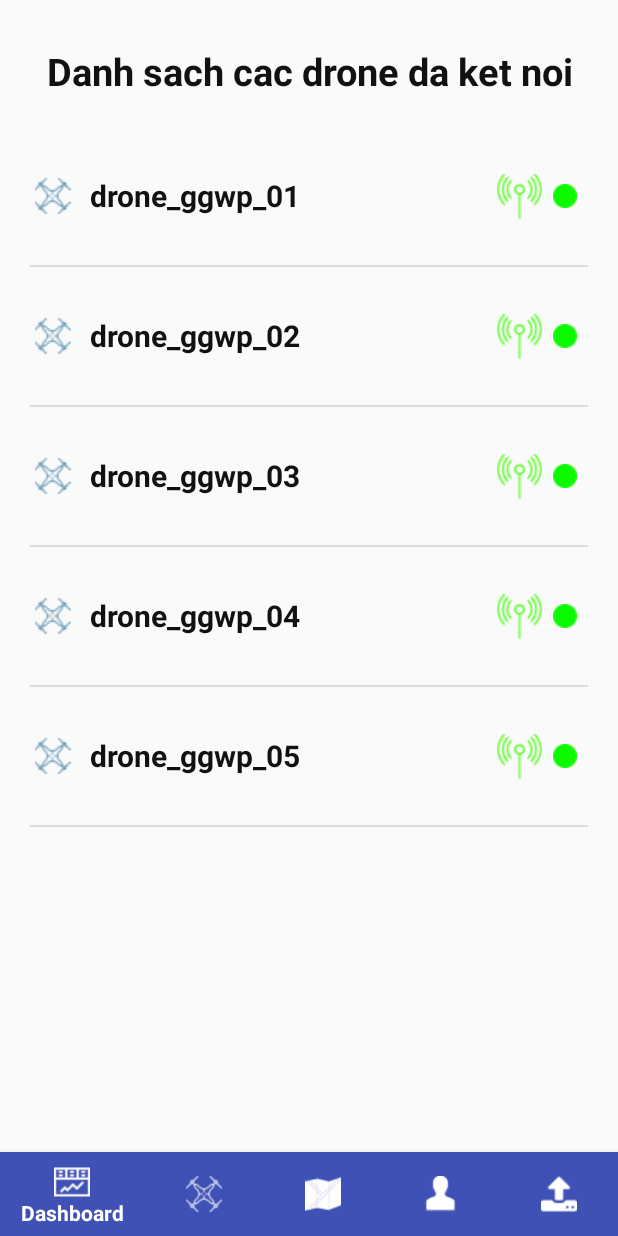
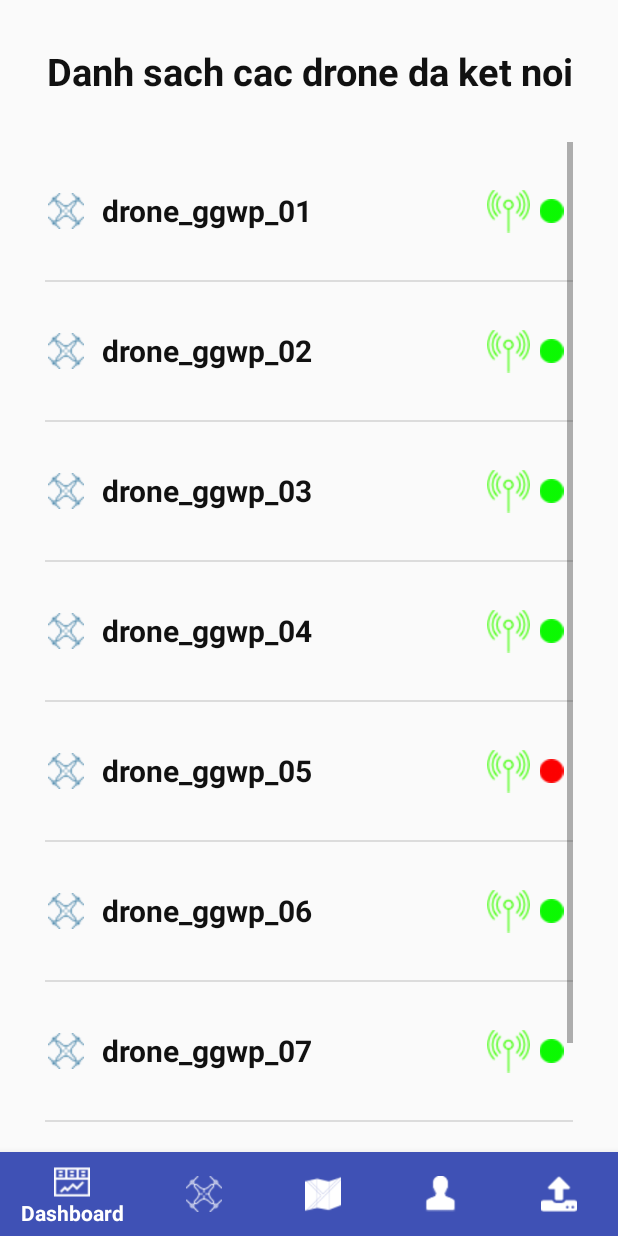
Before and after one commit to xatalakula/drone, an Android app: the fragment SuperviseFrag placed in its activity, on a phone screen of 412 x 824 dp. Run offline under Robolectric (Android 15) with nearby library versions, the phone set to English and light mode, and no system bars.

Commit message:
tao 2 tab thong tin drone va hoat dong trong chi tiet drone

```diff
--- a/app/src/main/java/com/example/noname/ttnm12/CustomListAdapter.java
+++ b/app/src/main/java/com/example/noname/ttnm12/CustomListAdapter.java
@@ -5,30 +5,31 @@ import android.view.LayoutInflater;
 import android.view.View;
 import android.view.ViewGroup;
 import android.widget.BaseAdapter;
+import android.widget.ImageView;
 import android.widget.TextView;
 
 import java.util.List;
 
 public class CustomListAdapter extends BaseAdapter{
 
-    private List<String> listId;
+    private List<State> listDrone;
     private LayoutInflater layoutInflater;
     private Context context;
 
-    public CustomListAdapter(List<String> listId, Context context) {
-        this.listId = listId;
+    public CustomListAdapter(List<State> listDrone, Context context) {
+        this.listDrone = listDrone;
         this.context = context;
         layoutInflater = LayoutInflater.from(context);
     }
 
     @Override
     public int getCount() {
-        return listId.size();
+        return listDrone.size();
     }
 
     @Override
     public Object getItem(int position) {
-        return listId.get(position);
+        return listDrone.get(position);
     }
 
     @Override
@@ -43,18 +44,20 @@ public class CustomListAdapter extends BaseAdapter{
             convertView = layoutInflater.inflate(R.layout.custom_list_layout, null);
             holder = new ViewHolder();
             holder.textViewId = (TextView) convertView.findViewById(R.id.drone_id);
+            holder.imageViewState = (ImageView) convertView.findViewById(R.id.drone_state);
             convertView.setTag(holder);
         } else {
             holder = (ViewHolder) convertView.getTag();
         }
 
-        String id = this.listId.get(position);
+        String id = this.listDrone.get(position).getDrone_Id();
         holder.textViewId.setText(id);
-
-        return convertView;
+        holder.imageViewState.setImageResource(listDrone.get(position).getState());
+            return convertView;
     }
 
     class ViewHolder {
         TextView textViewId;
+        ImageView imageViewState;
     }
 }
--- a/app/src/main/java/com/example/noname/ttnm12/MainActivity.java
+++ b/app/src/main/java/com/example/noname/ttnm12/MainActivity.java
@@ -25,7 +25,6 @@ public class MainActivity extends AppCompatActivity implements MapFrag.OnFragmen
     protected void onCreate(Bundle savedInstanceState) {
         super.onCreate(savedInstanceState);
         setContentView(R.layout.activity_main);
-
         toolbar = getSupportActionBar();
         BottomNavigationView navigation = (BottomNavigationView) findViewById(R.id.navigationView);
         navigation.setOnNavigationItemSelectedListener(onNavigationItemSelectedListener);
--- /dev/null
+++ b/app/src/main/java/com/example/noname/ttnm12/State.java
@@ -0,0 +1,27 @@
+package com.example.noname.ttnm12;
+
+public class State {
+    private String drone_Id;
+    private int state;
+
+    public State(String drone_Id, int state) {
+        this.drone_Id = drone_Id;
+        this.state = state;
+    }
+
+    public String getDrone_Id() {
+        return drone_Id;
+    }
+
+    public void setDrone_Id(String drone_Id) {
+        this.drone_Id = drone_Id;
+    }
+
+    public int getState() {
+        return state;
+    }
+
+    public void setState(int state) {
+        this.state = state;
+    }
+}
--- a/app/src/main/java/com/example/noname/ttnm12/SuperviseFrag.java
+++ b/app/src/main/java/com/example/noname/ttnm12/SuperviseFrag.java
@@ -3,9 +3,12 @@ package com.example.noname.ttnm12;
 
 import android.os.Bundle;
 import android.support.v4.app.Fragment;
+import android.support.v4.app.FragmentPagerAdapter;
+import android.support.v4.app.FragmentTransaction;
 import android.view.LayoutInflater;
 import android.view.View;
 import android.view.ViewGroup;
+import android.widget.AdapterView;
 import android.widget.ListView;
 
 import java.util.ArrayList;
@@ -30,8 +33,15 @@ public class SuperviseFrag extends Fragment {
         // Inflate the layout for this fragment
         View view =  inflater.inflate(R.layout.fragment_supervise, container, false);
         listView = view.findViewById(R.id.listview_drone_connected);
-        List<String> listId = getListData();
-        listView.setAdapter(new CustomListAdapter(listId,this.getActivity()));
+        List<State> listDrone = getListData();
+        listView.setAdapter(new CustomListAdapter(listDrone,this.getActivity()));
+        listView.setOnItemClickListener(new AdapterView.OnItemClickListener() {
+            @Override
+            public void onItemClick(AdapterView<?> parent, View view, int position, long id) {
+                Fragment fragment = new DetailDroneFrag();
+                loadFragMent(fragment);
+            }
+        });
         return view;
     }
 
@@ -41,17 +51,27 @@ public class SuperviseFrag extends Fragment {
 
     }
 
-    private List<String> getListData() {
-        List<String> list = new ArrayList<>();
+    private List<State> getListData() {
+        List<State> list = new ArrayList<>();
 
 
-        list.add("drone_ggwp_01");
-        list.add("drone_ggwp_02");
-        list.add("drone_ggwp_03");
-        list.add("drone_ggwp_04");
-        list.add("drone_ggwp_05");
+        list.add(new State("drone_ggwp_01",R.drawable.ic_state_on));
+        list.add(new State("drone_ggwp_02",R.drawable.ic_state_on));
+        list.add(new State("drone_ggwp_03",R.drawable.ic_state_on));
+        list.add(new State("drone_ggwp_04",R.drawable.ic_state_on));
+        list.add(new State("drone_ggwp_05",R.drawable.ic_state_off));
+        list.add(new State("drone_ggwp_06",R.drawable.ic_state_on));
+        list.add(new State("drone_ggwp_07",R.drawable.ic_state_on));
+        list.add(new State("drone_ggwp_08",R.drawable.ic_state_off));
 
         return list;
     }
 
+    private void loadFragMent(Fragment fragment) {
+        FragmentTransaction transaction = getActivity().getSupportFragmentManager().beginTransaction();
+        transaction.replace(R.id.container, fragment);
+        transaction.addToBackStack(null);
+        transaction.commit();
+    }
+
 }
--- a/app/src/main/res/layout/custom_list_layout.xml
+++ b/app/src/main/res/layout/custom_list_layout.xml
@@ -31,6 +31,7 @@
         android:layout_width="0dp"
         android:layout_height="wrap_content" />
     <ImageView
+        android:id="@+id/drone_state"
         android:src="@drawable/ic_state_on"
         android:scaleType="fitCenter"
         android:layout_weight="1"
--- a/app/src/main/res/layout/fragment_supervise.xml
+++ b/app/src/main/res/layout/fragment_supervise.xml
@@ -18,7 +18,11 @@
         android:layout_height="wrap_content" />
     <ListView
         android:id="@+id/listview_drone_connected"
-        android:layout_margin="20dp"
+        android:layout_marginTop="30dp"
+        android:layout_marginLeft="30dp"
+        android:layout_marginRight="30dp"
+        android:layout_marginBottom="60dp"
+        android:descendantFocusability="blocksDescendants"
         android:layout_width="match_parent"
         android:layout_height="match_parent">
     </ListView>
```
Also changed, not shown: app/src/main/java/com/example/noname/ttnm12/DetailDroneFrag.java (added, +77 -0 lines), app/src/main/java/com/example/noname/ttnm12/InfoDroneFrag.java (added, +29 -0 lines), app/src/main/java/com/example/noname/ttnm12/OperationDroneFrag.java (added, +29 -0 lines), app/src/main/res/layout/fragment_detail_drone.xml (added, +37 -0 lines), app/src/main/res/layout/fragment_info_drone.xml (added, +49 -0 lines), app/src/main/res/layout/fragment_operation_drone.xml (added, +15 -0 lines), app/src/main/res/drawable/ic_state_off.png (added).
